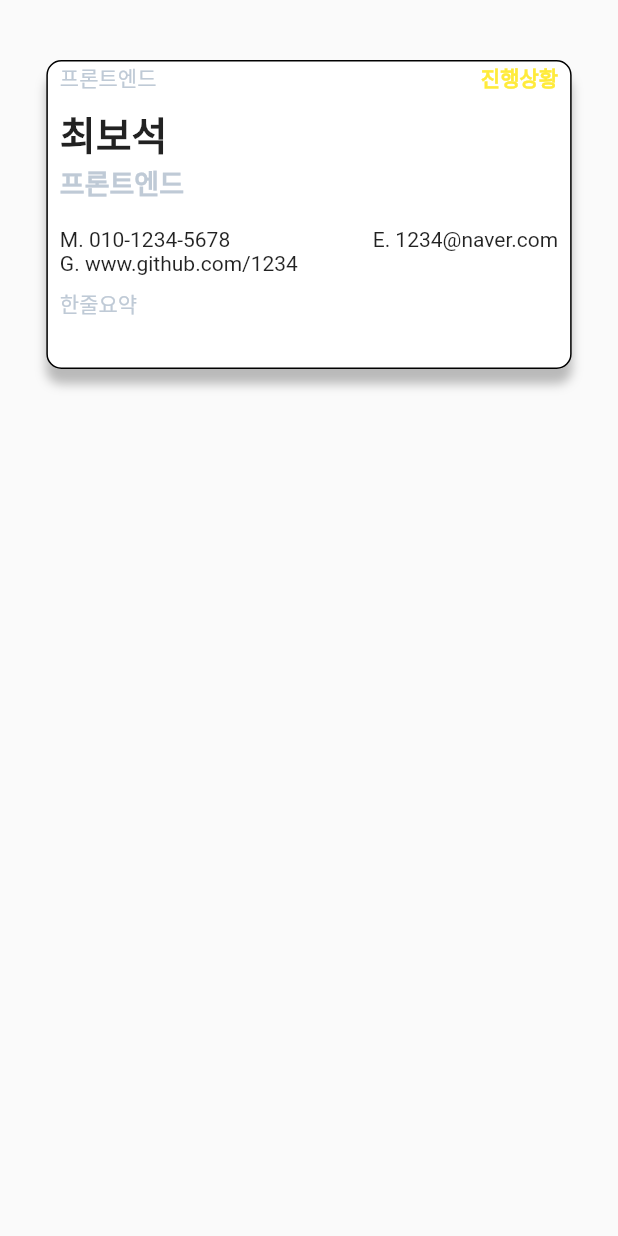
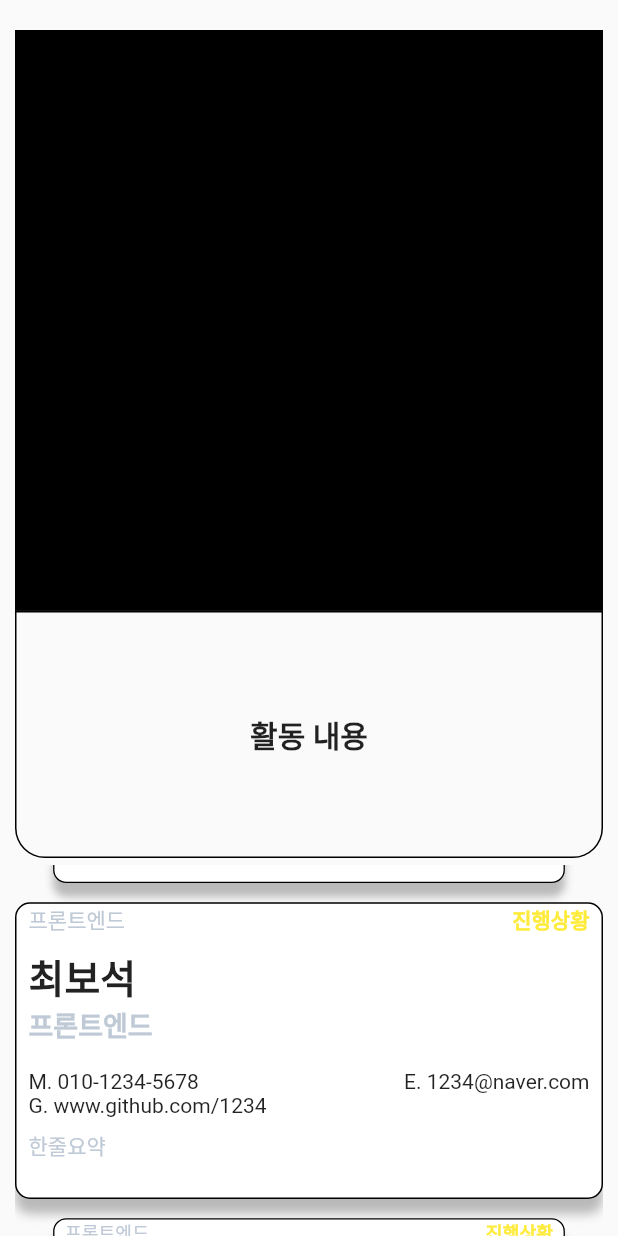
Before and after one commit to 2022-CoKothon-3355/Youth-PoCa, a Flutter app: the screen it shows after launch, on a phone screen of 412 x 824 dp. Run offline on Flutter 3.47's test engine with Material 2 defaults, Android fonts, the phone set to English and light mode, and no system bars; drawn by our look-alikes of carousel_slider.

Commit message:
main_page upload

```diff
--- /dev/null
+++ b/Youth-Poca-Client/lib/commons/common_form_portfolio.dart
@@ -0,0 +1,50 @@
+import 'package:flutter/material.dart';
+
+class CommonFormPortfolio extends StatefulWidget {
+  final image;
+  final content;
+
+  const CommonFormPortfolio({required this.image, required this.content});
+
+  @override
+  State<CommonFormPortfolio> createState() =>
+      _CommonFormPortfolioState(image, content);
+}
+
+class _CommonFormPortfolioState extends State<CommonFormPortfolio> {
+  final image;
+  final content;
+  _CommonFormPortfolioState(this.image, this.content);
+
+  @override
+  Widget build(BuildContext context) {
+    final Mwidth = MediaQuery.of(context).size.width;
+    final Mheight = MediaQuery.of(context).size.height;
+    return Padding(
+      padding: const EdgeInsets.only(left: 10, right: 10, top: 20),
+      child: Column(
+        children: [
+          Container(
+            width: Mwidth,
+            height: Mwidth * 0.94,
+            color: Colors.black,
+          ),
+          Container(
+            decoration: BoxDecoration(
+              borderRadius: BorderRadius.vertical(bottom: Radius.circular(20)),
+              border: Border.all(color: Colors.black),
+            ),
+            width: Mwidth,
+            height: Mheight * 0.2,
+            child: Center(
+              child: Text(
+                "활동 내용",
+                style: TextStyle(fontSize: 20, fontWeight: FontWeight.bold),
+              ),
+            ),
+          ),
+        ],
+      ),
+    );
+  }
+}
--- /dev/null
+++ b/Youth-Poca-Client/lib/components/card_slider.dart
@@ -0,0 +1,61 @@
+import 'package:carousel_slider/carousel_slider.dart';
+import 'package:flutter/material.dart';
+import '../commons/common_form_card.dart';
+
+class CardSlider extends StatefulWidget {
+  @override
+  State<CardSlider> createState() => _CardSliderState();
+}
+
+class _CardSliderState extends State<CardSlider> {
+  @override
+  Widget build(BuildContext context) {
+    final Mheight = MediaQuery.of(context).size.height;
+    const name = "최보석";
+    const email = "1234@naver.com";
+    const phoneNum = "010-1234-5678";
+    const address = "www.github.com/1234";
+    const activity = "프론트엔드";
+    const progress = "진행상황";
+    const description = "한줄요약";
+    List<Widget> pocaNum = [
+      CommonFormCard(
+          name: name,
+          activity: activity,
+          address: address,
+          description: description,
+          email: email,
+          phoneNum: phoneNum,
+          progress: progress),
+      CommonFormCard(
+          name: name,
+          activity: activity,
+          address: address,
+          description: description,
+          email: email,
+          phoneNum: phoneNum,
+          progress: progress),
+    ];
+    return Padding(
+      padding: const EdgeInsets.symmetric(horizontal: 10),
+      child: CarouselSlider(
+        items: pocaNum,
+        options: CarouselOptions(
+          height: Mheight * 0.3,
+          autoPlay: false,
+          //padEnds: false,
+          autoPlayInterval: const Duration(seconds: 10),
+          initialPage: 0,
+          viewportFraction: 0.8,
+          enlargeCenterPage: true,
+          scrollDirection: Axis.vertical,
+          onPageChanged: (index, reason) {
+            setState(
+              () {},
+            );
+          },
+        ),
+      ),
+    );
+  }
+}
--- /dev/null
+++ b/Youth-Poca-Client/lib/components/portfolio.dart
@@ -0,0 +1,49 @@
+import 'package:carousel_slider/carousel_slider.dart';
+import 'package:flutter/material.dart';
+import 'package:youth_poca/commons/common_form_portfolio.dart';
+
+class Portfolio extends StatefulWidget {
+  final List<String> images;
+  final List<String> content;
+  final String result;
+
+  const Portfolio(
+      {required this.images, required this.content, required this.result});
+
+  @override
+  State<Portfolio> createState() => _PortfolioState(images, content, result);
+}
+
+class _PortfolioState extends State<Portfolio> {
+  final images;
+  final content;
+  final result;
+
+  _PortfolioState(this.images, this.content, this.result);
+  @override
+  Widget build(BuildContext context) {
+    final Mheight = MediaQuery.of(context).size.height;
+    List<Widget> portNum = [
+      CommonFormPortfolio(image: images, content: content),
+      CommonFormPortfolio(image: images, content: content),
+    ];
+    return CarouselSlider(
+      items: portNum,
+      options: CarouselOptions(
+        height: Mheight * 0.7,
+        autoPlay: false,
+        //padEnds: false,
+        autoPlayInterval: const Duration(seconds: 10),
+        initialPage: 0,
+        viewportFraction: 1,
+        enlargeCenterPage: false,
+        onPageChanged: (index, reason) {
+          setState(
+            () {},
+          );
+        },
+      ),
+    );
+    //CommonFormPortfolio(image: images, content: content);
+  }
+}
--- a/Youth-Poca-Client/lib/pages/main_page.dart
+++ b/Youth-Poca-Client/lib/pages/main_page.dart
@@ -1,5 +1,8 @@
 import 'package:flutter/material.dart';
 import 'package:youth_poca/commons/common_form_card.dart';
+import 'package:youth_poca/components/card_slider.dart';
+
+import '../components/portfolio.dart';
 
 class MainPage extends StatelessWidget {
   const MainPage({Key? key}) : super(key: key);
@@ -13,21 +16,16 @@ class MainPage extends StatelessWidget {
     const activity = "프론트엔드";
     const progress = "진행상황";
     const description = "한줄요약";
+
     return Scaffold(
-      body: Center(
-        child: Column(
-          children: [
-            SizedBox(height: 40),
-            CommonFormCard(
-                name: name,
-                activity: activity,
-                address: address,
-                description: description,
-                email: email,
-                phoneNum: phoneNum,
-                progress: progress),
-          ],
-        ),
+      body: Column(
+        children: [
+          Portfolio(images: [], content: [], result: ""),
+          // Container(
+          //   height: MediaQuery.of(context).size.height * 0.7,
+          // ),
+          CardSlider(),
+        ],
       ),
     );
   }
--- a/Youth-Poca-Client/pubspec.yaml
+++ b/Youth-Poca-Client/pubspec.yaml
@@ -20,7 +20,7 @@ publish_to: 'none' # Remove this line if you wish to publish to pub.dev
 version: 1.0.0+1
 
 environment:
-  sdk: '>=2.18.4 <3.0.0'
+  sdk: '>=2.17.6 <3.0.0'
 
 # Dependencies specify other packages that your package needs in order to work.
 # To automatically upgrade your package dependencies to the latest versions
@@ -36,6 +36,7 @@ dependencies:
   # The following adds the Cupertino Icons font to your application.
   # Use with the CupertinoIcons class for iOS style icons.
   cupertino_icons: ^1.0.2
+  carousel_slider: ^4.2.1
 
 dev_dependencies:
   flutter_test:
```
Also changed, not shown: Youth-Poca-Client/pubspec.lock.
